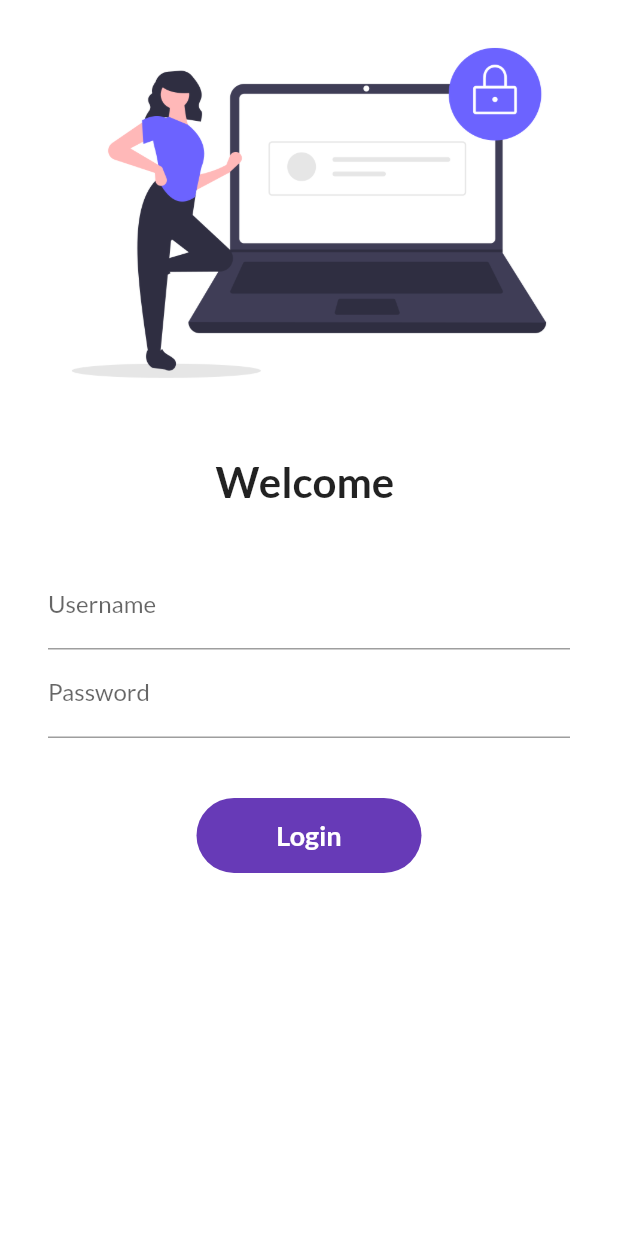
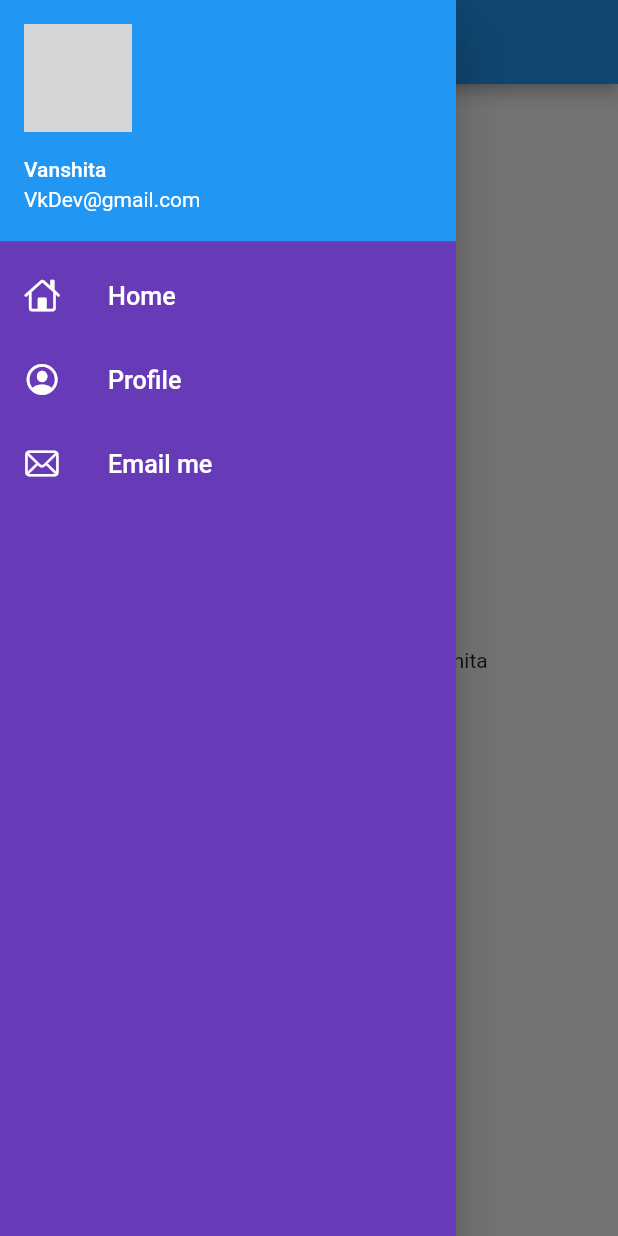
Before and after one commit to VanshitaKanodia/Catalog_app, a Flutter app: the screen it shows after launch, with the side drawer open (before the commit the screen has no drawer), on a phone screen of 412 x 824 dp. Run offline on Flutter 3.47's test engine with Material 2 defaults, Android fonts, the phone set to English and light mode, and no system bars; our stand-ins replace google_fonts; network calls fail; grey boxes are pictures that could not be loaded.

Commit message:
themes extract

```diff
--- a/lib/main.dart
+++ b/lib/main.dart
@@ -2,7 +2,6 @@ import 'package:commercial_app/pages/home_page.dart';
 import 'package:commercial_app/pages/login_page.dart';
 import 'package:commercial_app/utils/routes.dart';
 import 'package:flutter/material.dart';
-import 'package:google_fonts/google_fonts.dart';
 
 
 void main() {
@@ -16,18 +15,11 @@ class MyApp extends StatelessWidget {
   Widget build(BuildContext context) {
     return MaterialApp(
       themeMode: ThemeMode.light,
-      theme: ThemeData(
-        primarySwatch: Colors.deepPurple,
-        fontFamily: GoogleFonts
-            .lato()
-            .fontFamily,
-      ),
-      darkTheme: ThemeData(
-        brightness: Brightness.dark,
-      ),
+      theme: ThemeData.light(),
+      darkTheme: ThemeData.dark(),
       initialRoute: '/',
       routes: {
-        '/': (context) => LoginPage(),
+        '/': (context) => HomePage(),
         MyRoutes.homeRoute: (context) => HomePage(),
         MyRoutes.loginRoute: (context) => LoginPage(),
       },
--- a/lib/pages/home_page.dart
+++ b/lib/pages/home_page.dart
@@ -1,3 +1,4 @@
+import 'package:commercial_app/widgets/drawer.dart';
 import 'package:flutter/material.dart';
 
 
@@ -19,7 +20,7 @@ class HomePage extends StatelessWidget {
           ),
         ),
       ),
-      drawer: Drawer(),
+      drawer: MyDrawer(),
     );
   }
 }
--- /dev/null
+++ b/lib/widgets/drawer.dart
@@ -0,0 +1,60 @@
+import 'package:flutter/cupertino.dart';
+import 'package:flutter/material.dart';
+
+class MyDrawer extends StatelessWidget {
+  const MyDrawer({Key? key}) : super(key: key);
+
+  @override
+  Widget build(BuildContext context) {
+
+    final imageUrl = "https://www.clipartkey.com/mpngs/m/146-1461473_default-profile-picture-transparent.png";
+
+    return Drawer(
+      child: Container(
+        color: Colors.deepPurple,
+        child: ListView(
+          children: [
+            DrawerHeader(
+              padding: EdgeInsets.zero,
+                child: UserAccountsDrawerHeader(
+                  accountName: Text("Vanshita"),
+                  accountEmail: Text("VkDev@gmail.com"),
+                  margin: EdgeInsets.zero,
+                  currentAccountPicture: CircleAvatar(
+                    backgroundImage: NetworkImage(imageUrl),
+                  ),
+                ),
+            ),
+            ListTile(
+              leading: Icon(CupertinoIcons.home,
+              color: Colors.white,),
+              title: Text("Home",
+              textScaleFactor: 1.2,
+              style: TextStyle(
+                color: Colors.white,
+              ),),
+            ),
+            ListTile(
+              leading: Icon(CupertinoIcons.profile_circled,
+                color: Colors.white,),
+              title: Text("Profile",
+                textScaleFactor: 1.2,
+                style: TextStyle(
+                  color: Colors.white,
+                ),),
+            ),
+            ListTile(
+              leading: Icon(CupertinoIcons.mail,
+                color: Colors.white,),
+              title: Text("Email me",
+                textScaleFactor: 1.2,
+                style: TextStyle(
+                  color: Colors.white,
+                ),),
+            )
+          ],
+        ),
+      ),
+    );
+  }
+}
```
Also changed, not shown: lib/models/catelog.dart (added, +23 -0 lines), lib/pages/login_page.dart (+51 -14 lines), lib/widgets/themes.dart (added, +24 -0 lines).
